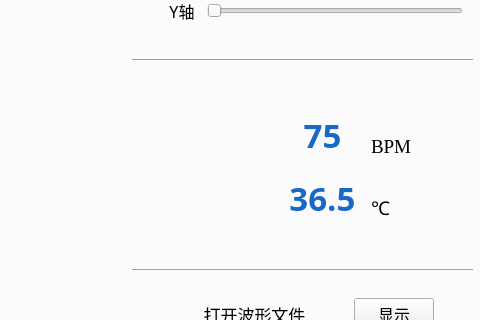
Above: mainwindow.ui from TianELE/QT_ECG before the change; both pictures show x 800 to 1280 and y 169 to 489 of the 1280 by 720 pixel window. Below: the same form after it.
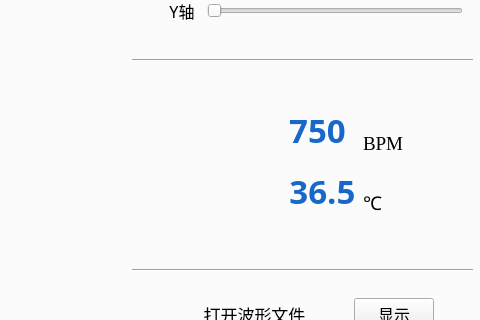
That is the form after the change. The open tabs and pages were chosen to show the change. Icons and pictures are not drawn. Custom widgets are drawn as their Qt base class.

Diff of the .ui file:
```diff
--- a/mainwindow.ui
+++ b/mainwindow.ui
@@ -412,7 +412,13 @@
         </widget>
        </item>
        <item row="2" column="2">
-        <widget class="QLabel" name="label_10">
+        <widget class="QLabel" name="label_temp">
+         <property name="sizePolicy">
+          <sizepolicy hsizetype="Fixed" vsizetype="Fixed">
+           <horstretch>0</horstretch>
+           <verstretch>0</verstretch>
+          </sizepolicy>
+         </property>
          <property name="font">
           <font>
            <family>宋体</family>
@@ -485,7 +491,13 @@
         </widget>
        </item>
        <item row="1" column="2">
-        <widget class="QLabel" name="label_8">
+        <widget class="QLabel" name="label_bpm">
+         <property name="sizePolicy">
+          <sizepolicy hsizetype="Fixed" vsizetype="Fixed">
+           <horstretch>0</horstretch>
+           <verstretch>0</verstretch>
+          </sizepolicy>
+         </property>
          <property name="font">
           <font>
            <family>宋体</family>
@@ -495,14 +507,17 @@
            <bold>true</bold>
           </font>
          </property>
+         <property name="layoutDirection">
+          <enum>Qt::LeftToRight</enum>
+         </property>
          <property name="styleSheet">
           <string notr="true">color: rgb(24, 104, 201);</string>
          </property>
          <property name="text">
-          <string>75</string>
+          <string>750</string>
          </property>
          <property name="alignment">
-          <set>Qt::AlignBottom|Qt::AlignHCenter</set>
+          <set>Qt::AlignCenter</set>
          </property>
         </widget>
        </item>
```
Left out of the diff: 2 changed lines with no effect on the pictures.
